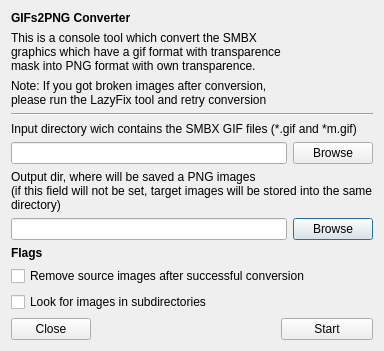
Old version of the form Editor/tools/external_tools/gifs2png_gui.ui in the repository WohlSoft/Moondust-Project.
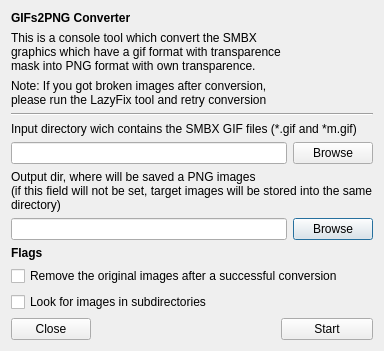
New version of the form. Icons and pictures are not drawn.

```diff
--- a/Editor/tools/external_tools/gifs2png_gui.ui
+++ b/Editor/tools/external_tools/gifs2png_gui.ui
@@ -7,7 +7,7 @@
     <x>0</x>
     <y>0</y>
     <width>500</width>
-    <height>359</height>
+    <height>372</height>
    </rect>
   </property>
   <property name="sizePolicy">
@@ -175,7 +175,7 @@
    <item row="9" column="0" colspan="5">
     <widget class="QCheckBox" name="RemoveSource">
      <property name="text">
-      <string>Remove source images after successful conversion</string>
+      <string>Remove the original images after a successful conversion</string>
      </property>
     </widget>
    </item>
```
